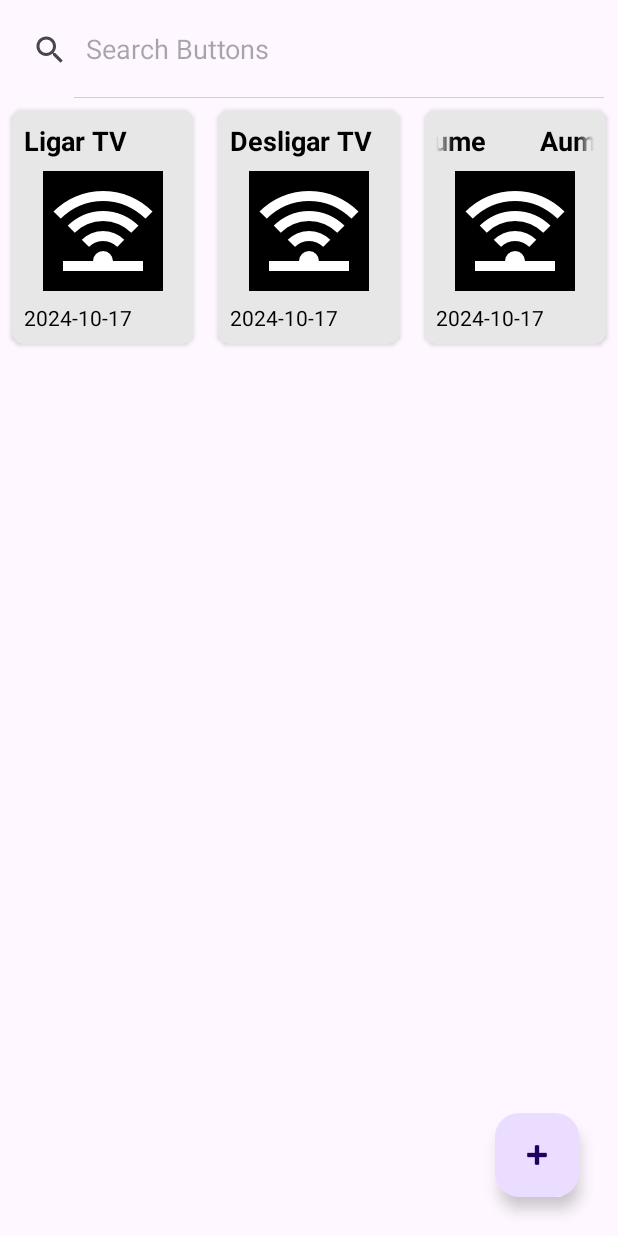
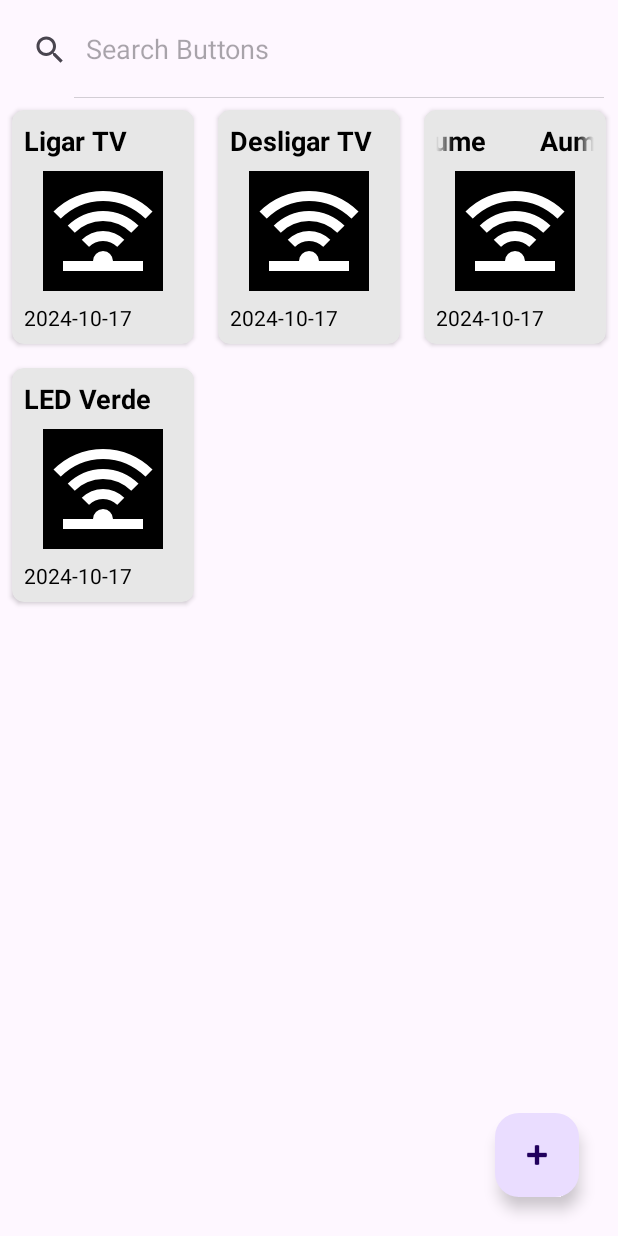
Before and after one commit to erlonbie/DevTITANS-Projeto-IR, an Android app: the screen it shows after launch (MainActivity), after a tap on "Ligar TV", on a phone screen of 412 x 824 dp. Run offline under Robolectric (Android 15) with nearby library versions, the phone set to English and light mode, and no system bars; our stand-ins replace Room's generated code; libraries missing offline, so code that uses them is left out: devtitans.smartirmanager; 3 statements that could not run were skipped.

Commit message:
feat(KrakenIRapp): adiciona botão led verde

```diff
--- a/device/devtitans/kraken_ir/IRApp/app/src/main/java/com/wax/irapp/IRCommandViewModel.kt
+++ b/device/devtitans/kraken_ir/IRApp/app/src/main/java/com/wax/irapp/IRCommandViewModel.kt
@@ -21,7 +21,8 @@ class IRCommandViewModel(application: Application) : AndroidViewModel(applicatio
         value = listOf(
             IRCommand(1, "Command 1", "Code 1", ""),
             IRCommand(2, "Command 2", "Code 2", ""),
-            IRCommand(3, "Command 3", "Code 3", "")
+            IRCommand(3, "Command 3", "Code 3", ""),
+            IRCommand(4, "Command 4", "Code 4", "")
         )
     }
 
--- a/device/devtitans/kraken_ir/KrakenIRapp/app/src/main/java/com/devtitans/KrakenIRapp/IRCommandViewModel.java
+++ b/device/devtitans/kraken_ir/KrakenIRapp/app/src/main/java/com/devtitans/KrakenIRapp/IRCommandViewModel.java
@@ -33,6 +33,7 @@ public class IRCommandViewModel extends AndroidViewModel {
         initialCommands.add(new IRCommand(1, "Command 1", 1, ""));
         initialCommands.add(new IRCommand(2, "Command 2", 1, ""));
         initialCommands.add(new IRCommand(3, "Command 3", 1, ""));
+        initialCommands.add(new IRCommand(4, "Command 4", 1, ""));
         commandsTest.setValue(initialCommands);
     }
 
--- a/device/devtitans/kraken_ir/KrakenIRapp/app/src/main/java/com/devtitans/KrakenIRapp/adapter/IRCommandAdapter.java
+++ b/device/devtitans/kraken_ir/KrakenIRapp/app/src/main/java/com/devtitans/KrakenIRapp/adapter/IRCommandAdapter.java
@@ -1,6 +1,7 @@
 package com.devtitans.KrakenIRapp.adapter;
 
 import android.content.Context;
+import android.os.RemoteException;
 import android.util.Log;
 import android.view.LayoutInflater;
 import android.view.View;
@@ -66,7 +67,11 @@ public class IRCommandAdapter extends RecyclerView.Adapter<IRCommandAdapter.IRCo
         });
 
         holder.button.setOnClickListener(v -> {
-            manager.set_transmit(currentIRCommand.getCode());
+            try {
+                manager.set_transmit(currentIRCommand.getCode());
+            } catch (RemoteException e) {
+                throw new RuntimeException(e);
+            }
             Toast.makeText(context, currentIRCommand.getTitle() + " Enviado com Sucesso", Toast.LENGTH_SHORT).show();
         });
     }
--- a/device/devtitans/kraken_ir/KrakenIRapp/app/src/main/java/com/devtitans/KrakenIRapp/database/IRCommandRepository.java
+++ b/device/devtitans/kraken_ir/KrakenIRapp/app/src/main/java/com/devtitans/KrakenIRapp/database/IRCommandRepository.java
@@ -38,11 +38,13 @@ public class IRCommandRepository {
             IRCommand command1 = new IRCommand(null, "Ligar TV", 1, "2024-10-17");
             IRCommand command2 = new IRCommand(null, "Desligar TV", 2, "2024-10-17");
             IRCommand command3 = new IRCommand(null, "Aumentar Volume", 3, "2024-10-17");
+            IRCommand command4 = new IRCommand(null, "LED Verde", 4, "2024-10-17");
 
             executorService.execute(() -> {
                 irCommandDAO.insert(command1);
                 irCommandDAO.insert(command2);
                 irCommandDAO.insert(command3);
+                irCommandDAO.insert(command4);
             });
 
             sharedPreferences.edit().putBoolean(PREFS_KEY_INITIAL_SETUP_DONE, true).apply();
```
